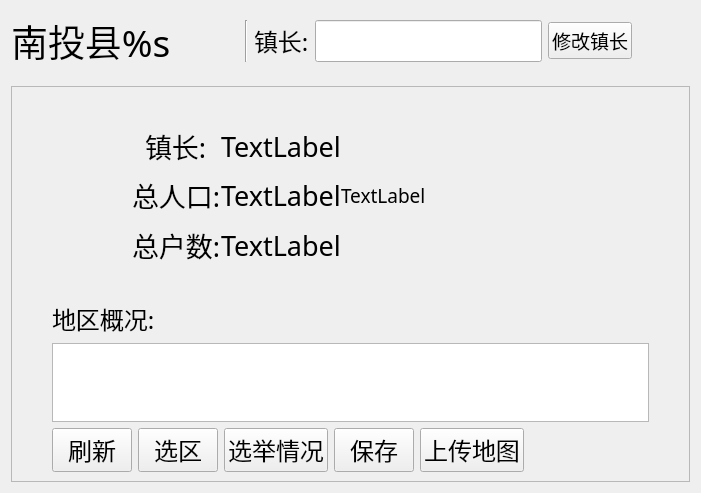
Above: ui/widgets/subpages/page2_x/page2_0/page.ui from ArcherLuo233/election-s-prediction before the change. Below: the same form after it.
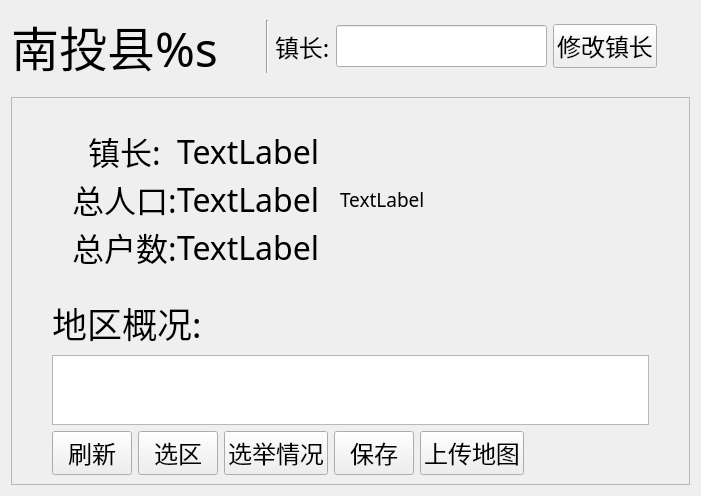
That is the form after the change.

What changed in the file:
```diff
--- a/ui/widgets/subpages/page2_x/page2_0/page.ui
+++ b/ui/widgets/subpages/page2_x/page2_0/page.ui
@@ -31,8 +31,8 @@
         <widget class="QLabel" name="label_title">
          <property name="font">
           <font>
-              <family>微软雅黑</family>
-           <pointsize>28</pointsize>
+              <family>楷体</family>
+              <pointsize>36</pointsize>
           </font>
          </property>
          <property name="text">
@@ -93,8 +93,8 @@
            <widget class="QPushButton" name="btn_savemayor">
             <property name="font">
              <font>
-                 <family>微软雅黑</family>
-              <pointsize>14</pointsize>
+                    <family>华文新魏</family>
+                    <pointsize>18</pointsize>
              </font>
             </property>
             <property name="cursor">
@@ -128,7 +128,7 @@
        <property name="frameShape">
         <enum>QFrame::StyledPanel</enum>
        </property>
-       <layout class="QVBoxLayout" name="verticalLayout_2" stretch="10,0,4,1">
+             <layout class="QVBoxLayout" name="verticalLayout_2" stretch="10,0,8,1">
            <property name="leftMargin">
                <number>40</number>
            </property>
@@ -136,7 +136,7 @@
                <number>40</number>
            </property>
            <item>
-               <layout class="QHBoxLayout" name="horizontalLayout" stretch="3,5">
+                     <layout class="QHBoxLayout" name="horizontalLayout" stretch="4,5">
                    <property name="spacing">
                        <number>0</number>
                    </property>
@@ -149,13 +149,13 @@
                                <set>Qt::AlignCenter</set>
                            </property>
                            <property name="leftMargin">
-                               <number>80</number>
+                                     <number>20</number>
                            </property>
                            <property name="topMargin">
                                <number>20</number>
                            </property>
                            <property name="rightMargin">
-                               <number>0</number>
+                                     <number>20</number>
                            </property>
                            <property name="bottomMargin">
                                <number>20</number>
@@ -164,8 +164,8 @@
                                <widget class="QLabel" name="name">
                                    <property name="font">
                                        <font>
-                                           <family>微软雅黑</family>
-                                           <pointsize>20</pointsize>
+                                                 <family>黑体</family>
+                                                 <pointsize>24</pointsize>
                                        </font>
                                    </property>
                                    <property name="text">
@@ -177,8 +177,8 @@
                                <widget class="QLabel" name="vote_number">
                                    <property name="font">
                                        <font>
-                                           <family>微软雅黑</family>
-                                           <pointsize>20</pointsize>
+                                                 <family>黑体</family>
+                                                 <pointsize>24</pointsize>
                                        </font>
                                    </property>
                                    <property name="text">
@@ -190,8 +190,8 @@
                                <widget class="QLabel" name="cpwl">
                                    <property name="font">
                                        <font>
-                                           <family>微软雅黑</family>
-                                           <pointsize>20</pointsize>
+                                                 <family>黑体</family>
+                                                 <pointsize>24</pointsize>
                                        </font>
                                    </property>
                                    <property name="text">
@@ -203,8 +203,8 @@
                                <widget class="QLabel" name="Mayor_text">
                                    <property name="font">
                                        <font>
-                                           <family>微软雅黑</family>
-                                           <pointsize>20</pointsize>
+                                                 <family>黑体</family>
+                                                 <pointsize>24</pointsize>
                                        </font>
                                    </property>
                                    <property name="text">
@@ -216,8 +216,8 @@
                                <widget class="QLabel" name="population">
                                    <property name="font">
                                        <font>
-                                           <family>微软雅黑</family>
-                                           <pointsize>20</pointsize>
+                                                 <family>黑体</family>
+                                                 <pointsize>24</pointsize>
                                        </font>
                                    </property>
                                    <property name="text">
@@ -229,8 +229,8 @@
                                <widget class="QLabel" name="numofhouse_text">
                                    <property name="font">
                                        <font>
-                                           <family>微软雅黑</family>
-                                           <pointsize>20</pointsize>
+                                                 <family>黑体</family>
+                                                 <pointsize>24</pointsize>
                                        </font>
                                    </property>
                                    <property name="text">
@@ -305,8 +305,8 @@
                <widget class="QLabel" name="label_5">
                    <property name="font">
                        <font>
-                           <family>微软雅黑</family>
-                           <pointsize>18</pointsize>
+                                 <family>华文新魏</family>
+                                 <pointsize>26</pointsize>
                        </font>
                    </property>
                    <property name="text">
@@ -315,7 +315,14 @@
                </widget>
            </item>
            <item>
-               <widget class="QPlainTextEdit" name="textedit_remark"/>
+                     <widget class="QPlainTextEdit" name="textedit_remark">
+                         <property name="font">
+                             <font>
+                                 <family>楷体</family>
+                                 <pointsize>17</pointsize>
+                             </font>
+                         </property>
+                     </widget>
            </item>
            <item>
                <layout class="QHBoxLayout" name="horizontalLayout_8">
@@ -323,7 +330,7 @@
                        <widget class="QPushButton" name="btn_reflash">
                            <property name="font">
                                <font>
-                                   <family>微软雅黑</family>
+                                         <family>华文新魏</family>
                                    <pointsize>18</pointsize>
                                </font>
                            </property>
@@ -339,7 +346,7 @@
                        <widget class="QPushButton" name="btn_findzone">
                            <property name="font">
                                <font>
-                                   <family>微软雅黑</family>
+                                         <family>华文新魏</family>
                                    <pointsize>18</pointsize>
                                </font>
                            </property>
@@ -355,7 +362,7 @@
                        <widget class="QPushButton" name="btn_election_all">
                            <property name="font">
                                <font>
-                                   <family>微软雅黑</family>
+                                         <family>华文新魏</family>
                                    <pointsize>18</pointsize>
                                </font>
                            </property>
@@ -371,7 +378,7 @@
                        <widget class="QPushButton" name="btn_save">
                            <property name="font">
                                <font>
-                                   <family>微软雅黑</family>
+                                         <family>华文新魏</family>
                                    <pointsize>18</pointsize>
                                </font>
                            </property>
@@ -387,7 +394,7 @@
                        <widget class="QPushButton" name="btn_savemap">
                            <property name="font">
                                <font>
-                                   <family>微软雅黑</family>
+                                         <family>华文新魏</family>
                                    <pointsize>18</pointsize>
                                </font>
                            </property>
```
Lines whose indentation alone changed are shown as unchanged.
